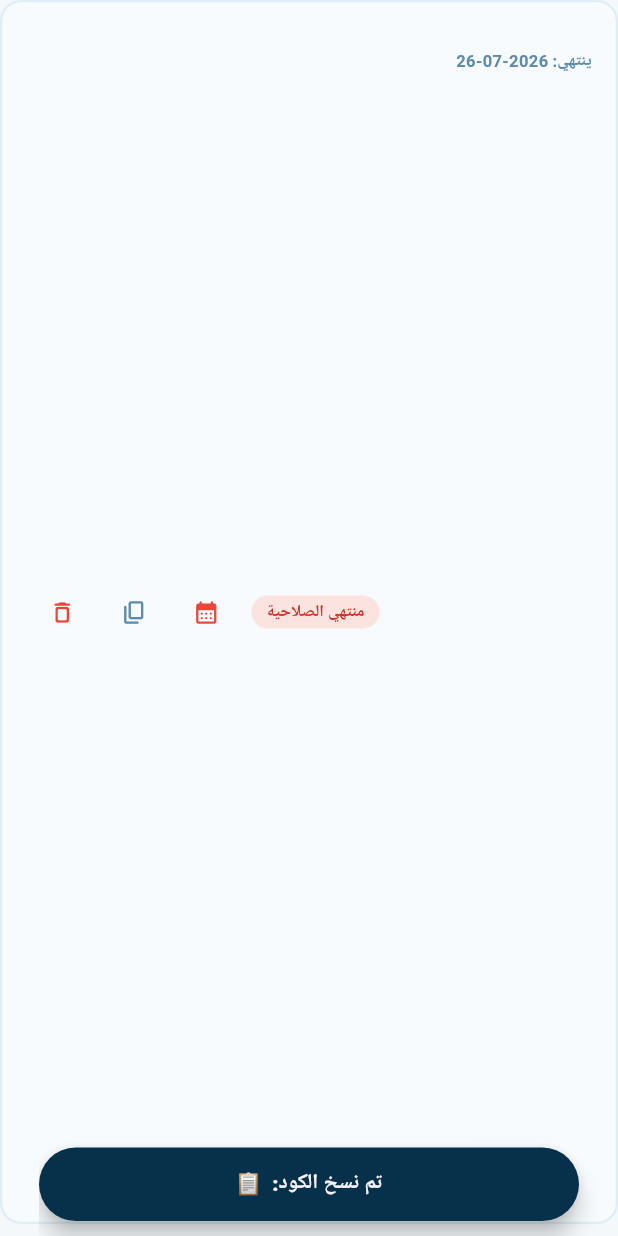
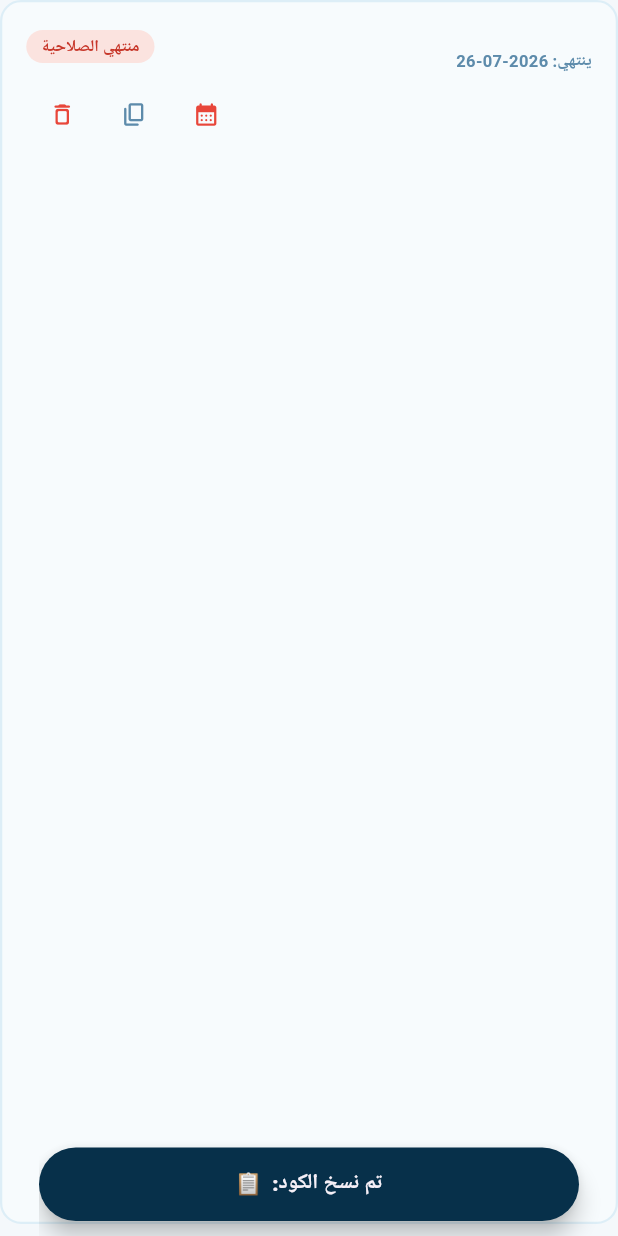
Before and after one commit to t3alaly0-del/t3laly-admin-dashboard, a Flutter app: the _CodeRow widget shown alone on an empty page, opened directly with empty values, after a tap on the "content copy" icon, on a phone screen of 412 x 824 dp. Run offline on Flutter 3.47's test engine with Material 3 defaults, Android fonts, the phone set to English and light mode, and no system bars; our stand-ins replace file_picker, google_fonts, shared_preferences; missing offline and left inert: t3laly_shared; accounts and stored records are empty; network calls fail; Roboto replaces fonts that are missing (Cairo).

Commit message:
Show code text on its own row for narrow mobile widths only

```diff
--- a/lib/screens/codes_page.dart
+++ b/lib/screens/codes_page.dart
@@ -447,11 +447,10 @@ return GestureDetector(
         borderRadius: BorderRadius.circular(14),
         border: Border.all(color: const Color(0xFFDDEEF7), width: 1.5),
       ),
-      child: Row(
-        children: [
-          Expanded(
-            child: Column(
+      child: LayoutBuilder(builder: (context, constraints) {
+        final codeText = Column(
           crossAxisAlignment: CrossAxisAlignment.start,
+          mainAxisSize: MainAxisSize.min,
           children: [
             Text(code.code,
                 maxLines: 1,
@@ -468,9 +467,9 @@ return GestureDetector(
                   style: const TextStyle(
                       fontSize: 11, color: Color(0xFF5D8BAB), fontWeight: FontWeight.w700)),
           ],
-            ),
-          ),
-          Container(
+        );
+
+        final badge = Container(
           padding: const EdgeInsets.symmetric(horizontal: 10, vertical: 3),
           decoration: BoxDecoration(
               color: badgeColors[status],
@@ -480,8 +479,9 @@ return GestureDetector(
                   fontSize: 11,
                   fontWeight: FontWeight.w800,
                   color: badgeTextColors[status])),
-          ),
-          const SizedBox(width: 6),
+        );
+
+        final actions = [
           if (!code.isExpired)
             IconButton(
               tooltip: code.used ? 'ارجع لغير مستخدم' : 'وضّح كمستخدم',
@@ -531,8 +531,37 @@ return GestureDetector(
             ),
             icon: const Icon(Icons.delete_outline_rounded, size: 18, color: AppColors.red),
           ),
+        ];
+
+        // Laptop/desktop widths: keep the single-row layout as-is.
+        // Narrow mobile widths: put the code on its own row inside the
+        // card so it's visible instead of being squeezed out by the
+        // badge + action icons.
+        if (constraints.maxWidth < 420) {
+          return Column(
+            crossAxisAlignment: CrossAxisAlignment.start,
+            children: [
+              Row(children: [
+                Expanded(child: codeText),
+                const SizedBox(width: 8),
+                badge,
+              ]),
+              const SizedBox(height: 4),
+              Row(mainAxisAlignment: MainAxisAlignment.end, children: actions),
             ],
-      ),),
+          );
+        }
+
+        return Row(
+          children: [
+            Expanded(child: codeText),
+            badge,
+            const SizedBox(width: 6),
+            ...actions,
+          ],
+        );
+      }),
+    ),
   );
 
   }
```
Lines whose indentation alone changed are shown as unchanged.
